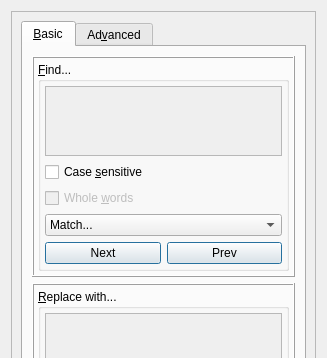
The window that src/frontends/qt4/ui/FindAndReplaceUi.ui (cburschka/lyx) describes before a commit, drawn with Qt 5; both pictures show x 0 to 327 and y 0 to 358 of the 327 by 523 pixel window.
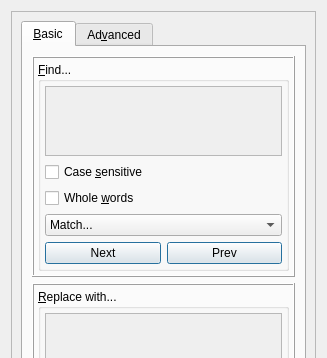
The same window after the commit. Custom widgets are drawn as their Qt base class.

Commit message: Implemented "whose words" option of the Advanced F&R feature.

```diff
--- a/src/frontends/qt4/ui/FindAndReplaceUi.ui
+++ b/src/frontends/qt4/ui/FindAndReplaceUi.ui
@@ -10,9 +10,7 @@
    </rect>
   </property>
   <property name="sizePolicy">
-   <sizepolicy>
-    <hsizetype>1</hsizetype>
-    <vsizetype>7</vsizetype>
+   <sizepolicy hsizetype="Minimum" vsizetype="Expanding">
     <horstretch>0</horstretch>
     <verstretch>0</verstretch>
    </sizepolicy>
@@ -60,9 +58,7 @@
        <item row="0" column="0">
         <widget class="QTabWidget" name="tabWidget">
          <property name="sizePolicy">
-          <sizepolicy>
-           <hsizetype>7</hsizetype>
-           <vsizetype>7</vsizetype>
+          <sizepolicy hsizetype="Expanding" vsizetype="Expanding">
            <horstretch>0</horstretch>
            <verstretch>0</verstretch>
           </sizepolicy>
@@ -84,9 +80,7 @@
          </property>
          <widget class="QWidget" name="tab_3">
           <property name="sizePolicy">
-           <sizepolicy>
-            <hsizetype>5</hsizetype>
-            <vsizetype>7</vsizetype>
+           <sizepolicy hsizetype="Preferred" vsizetype="Expanding">
             <horstretch>0</horstretch>
             <verstretch>0</verstretch>
            </sizepolicy>
@@ -304,9 +298,7 @@
            <item row="0" column="0">
             <widget class="QFrame" name="find_frame">
              <property name="sizePolicy">
-              <sizepolicy>
-               <hsizetype>7</hsizetype>
-               <vsizetype>7</vsizetype>
+              <sizepolicy hsizetype="Expanding" vsizetype="Expanding">
                <horstretch>0</horstretch>
                <verstretch>0</verstretch>
               </sizepolicy>
@@ -324,9 +316,7 @@
               <item row="0" column="0">
                <widget class="QGroupBox" name="groupBox">
                 <property name="sizePolicy">
-                 <sizepolicy>
-                  <hsizetype>7</hsizetype>
-                  <vsizetype>7</vsizetype>
+                 <sizepolicy hsizetype="Expanding" vsizetype="Expanding">
                   <horstretch>0</horstretch>
                   <verstretch>0</verstretch>
                  </sizepolicy>
@@ -516,12 +506,10 @@
                  <item row="2" column="0" colspan="2">
                   <widget class="QCheckBox" name="wordsCB">
                    <property name="enabled">
-                    <bool>false</bool>
+                    <bool>true</bool>
                    </property>
                    <property name="sizePolicy">
-                    <sizepolicy>
-                     <hsizetype>7</hsizetype>
-                     <vsizetype>1</vsizetype>
+                    <sizepolicy hsizetype="Expanding" vsizetype="Minimum">
                      <horstretch>0</horstretch>
                      <verstretch>0</verstretch>
                     </sizepolicy>
```
Left out of the diff: 89 changed lines with no effect on the pictures. The commit also changes 1 other file.
